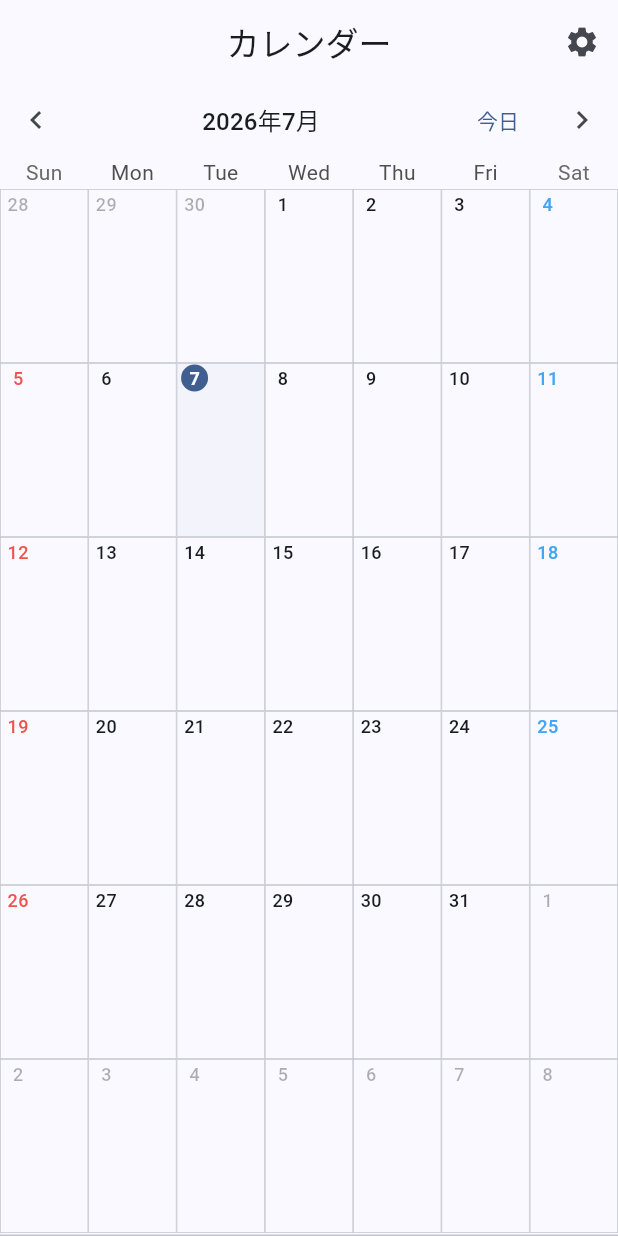
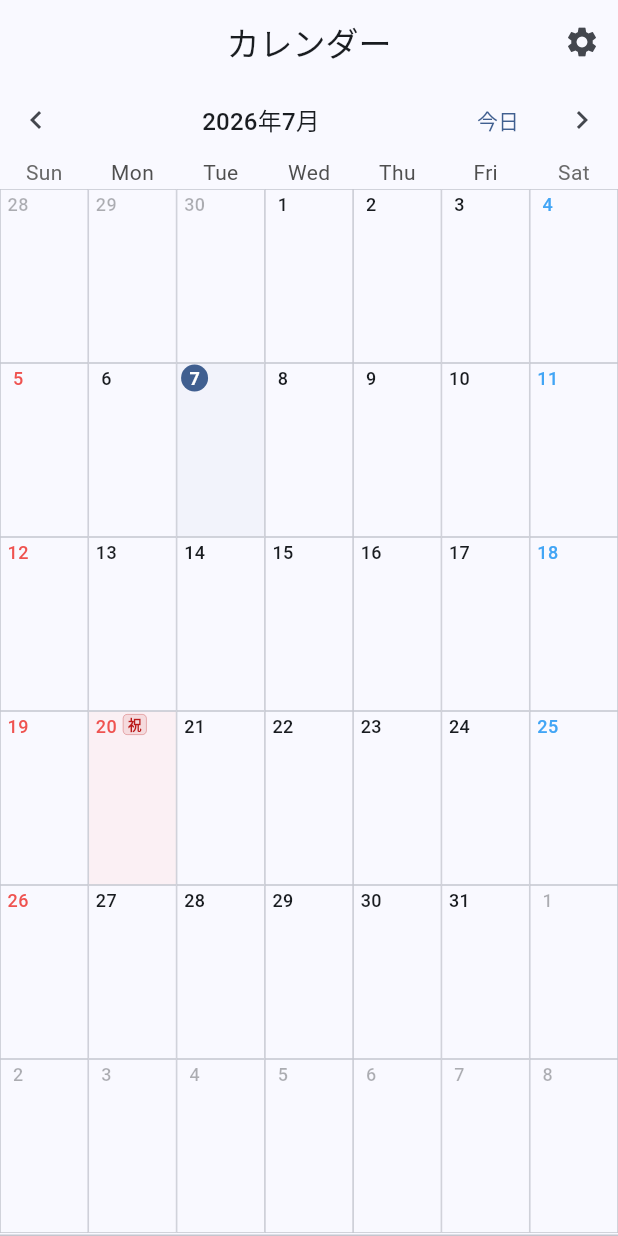
Before and after one commit to Yokochi513/KanSuke, a Flutter app: the screen it shows once a user with an empty profile is signed in, on a phone screen of 412 x 824 dp. Run offline on Flutter 3.47's test engine with Material 3 defaults, Android fonts, the phone set to English and light mode, and no system bars; drawn by our look-alikes of table_calendar; our stand-ins replace cloud_firestore, firebase_auth, firebase_core, flutter_riverpod, google_sign_in, sign_in_with_apple; missing offline and left inert: google_sign_in_web; accounts and stored records are empty.

Commit message:
feat: 祝日をカレンダーで強調表示

```diff
--- a/lib/features/calendar/presentation/calendar_screen.dart
+++ b/lib/features/calendar/presentation/calendar_screen.dart
@@ -4,6 +4,7 @@ import 'package:table_calendar/table_calendar.dart';
 
 import '../../../app/routes.dart';
 import '../../../core/color_utils.dart';
+import '../../../core/japanese_holidays.dart';
 import '../../../models/models.dart';
 import '../../events/application/event_providers.dart';
 import '../../users/application/user_providers.dart';
@@ -16,14 +17,16 @@ import '../../users/application/user_providers.dart';
 /// 予定が同じ日に入っても一目で誰の予定かを判別できる。表示は
 /// [eventsInRangeProvider] のスナップショット（ローカルキャッシュ起点）に従う（NFR-1）。
 class CalendarScreen extends ConsumerStatefulWidget {
-  const CalendarScreen({super.key});
+  const CalendarScreen({super.key, this.initialFocusedDay});
+
+  final DateTime? initialFocusedDay;
 
   @override
   ConsumerState<CalendarScreen> createState() => _CalendarScreenState();
 }
 
 class _CalendarScreenState extends ConsumerState<CalendarScreen> {
-  DateTime _focusedDay = DateTime.now();
+  late DateTime _focusedDay;
   DateTime? _selectedDay;
 
   /// 直近にタップした日と時刻。ダブルタップ（=日別一覧へ遷移）の判定に使う。
@@ -46,6 +49,12 @@ class _CalendarScreenState extends ConsumerState<CalendarScreen> {
     start: DateTime(_focusedDay.year, _focusedDay.month, 1),
     end: DateTime(_focusedDay.year, _focusedDay.month + 1, 1),
   );
+
+  @override
+  void initState() {
+    super.initState();
+    _focusedDay = widget.initialFocusedDay ?? DateTime.now();
+  }
 
   void _changeMonth(int delta) {
     setState(
@@ -253,6 +262,8 @@ class _DayCell extends StatelessWidget {
   @override
   Widget build(BuildContext context) {
     final scheme = Theme.of(context).colorScheme;
+    final holidayName = isOutside ? null : japaneseHolidayName(day);
+    final isHoliday = holidayName != null;
 
     // マスの高さから、表示できるバー本数を見積もる。
     final available = rowHeight - _headerHeight - 2;
@@ -271,12 +282,20 @@ class _DayCell extends StatelessWidget {
     }
 
     final border = BorderSide(color: scheme.outlineVariant, width: 0.5);
+    final Color? backgroundColor;
+    if (isSelected) {
+      backgroundColor = scheme.primary.withValues(alpha: 0.08);
+    } else if (isHoliday) {
+      backgroundColor = scheme.errorContainer.withValues(alpha: 0.28);
+    } else if (isToday) {
+      backgroundColor = scheme.primary.withValues(alpha: 0.04);
+    } else {
+      backgroundColor = null;
+    }
 
     return DecoratedBox(
       decoration: BoxDecoration(
-        color: isSelected
-            ? scheme.primary.withValues(alpha: 0.08)
-            : (isToday ? scheme.primary.withValues(alpha: 0.04) : null),
+        color: backgroundColor,
         border: isSelected
             ? Border.all(color: scheme.primary, width: 1)
             : Border(top: border, left: border, right: border, bottom: border),
@@ -286,7 +305,8 @@ class _DayCell extends StatelessWidget {
         child: Column(
           crossAxisAlignment: CrossAxisAlignment.stretch,
           children: [
-            _dayLabel(scheme),
+            // FR-4: 祝日は日付色とチップで強調し、月表示で見落としにくくする。
+            _dayLabel(scheme, holidayName),
             for (final event in visible)
               EventBar(
                 title: event.title,
@@ -308,11 +328,12 @@ class _DayCell extends StatelessWidget {
     );
   }
 
-  Widget _dayLabel(ColorScheme scheme) {
+  Widget _dayLabel(ColorScheme scheme, String? holidayName) {
+    final isHoliday = holidayName != null;
     final Color numberColor;
     if (isOutside) {
       numberColor = scheme.onSurface.withValues(alpha: 0.35);
-    } else if (day.weekday == DateTime.sunday) {
+    } else if (isHoliday || day.weekday == DateTime.sunday) {
       numberColor = Colors.red.shade400;
     } else if (day.weekday == DateTime.saturday) {
       numberColor = Colors.blue.shade400;
@@ -324,19 +345,70 @@ class _DayCell extends StatelessWidget {
       height: _headerHeight,
       child: Align(
         alignment: Alignment.topLeft,
-        child: Container(
+        child: Row(
+          mainAxisSize: MainAxisSize.min,
+          crossAxisAlignment: CrossAxisAlignment.start,
+          children: [
+            Container(
               width: 20,
               height: 18,
               alignment: Alignment.center,
               decoration: isToday
-              ? BoxDecoration(color: scheme.primary, shape: BoxShape.circle)
+                  ? BoxDecoration(
+                      color: isHoliday ? scheme.error : scheme.primary,
+                      shape: BoxShape.circle,
+                    )
                   : null,
               child: Text(
                 '${day.day}',
                 style: TextStyle(
                   fontSize: 12,
                   fontWeight: isToday ? FontWeight.bold : FontWeight.w500,
-              color: isToday ? scheme.onPrimary : numberColor,
+                  color: isToday
+                      ? (isHoliday ? scheme.onError : scheme.onPrimary)
+                      : numberColor,
+                ),
+              ),
+            ),
+            if (holidayName != null) _HolidayChip(name: holidayName),
+          ],
+        ),
+      ),
+    );
+  }
+}
+
+class _HolidayChip extends StatelessWidget {
+  const _HolidayChip({required this.name});
+
+  final String name;
+
+  @override
+  Widget build(BuildContext context) {
+    final scheme = Theme.of(context).colorScheme;
+    return Padding(
+      padding: const EdgeInsets.only(left: 1, top: 1),
+      child: Tooltip(
+        message: name,
+        child: Container(
+          width: 16,
+          height: 14,
+          alignment: Alignment.center,
+          decoration: BoxDecoration(
+            color: scheme.error.withValues(alpha: 0.10),
+            border: Border.all(
+              color: scheme.error.withValues(alpha: 0.36),
+              width: 0.5,
+            ),
+            borderRadius: BorderRadius.circular(3),
+          ),
+          child: Text(
+            '祝',
+            style: TextStyle(
+              fontSize: 9,
+              height: 1,
+              fontWeight: FontWeight.w700,
+              color: scheme.error,
             ),
           ),
         ),
```
Also changed, not shown: lib/core/japanese_holidays.dart (added, +159 -0 lines), 2 other files. Lines whose indentation alone changed are shown as unchanged.
